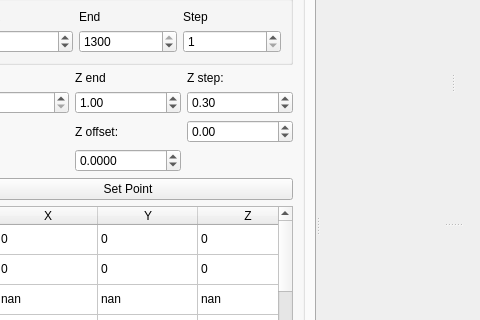
Before: the Qt Designer form microV.ui in xkronosua/microV, drawn with Qt 5; both pictures show x 93 to 573 and y 87 to 407 of the 688 by 627 pixel window.
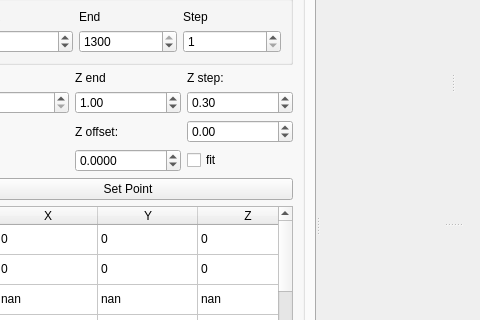
After: the same form once the commit is applied. The open tabs and pages were chosen to show the change.

Diff of the .ui file:
```diff
--- a/microV.ui
+++ b/microV.ui
@@ -2948,6 +2948,13 @@
                 </property>
                </widget>
               </item>
+              <item row="3" column="2">
+               <widget class="QCheckBox" name="n_meas_laser_spectra_Z_interface_fit">
+                <property name="text">
+                 <string>fit</string>
+                </property>
+               </widget>
+              </item>
              </layout>
             </item>
             <item row="0" column="0">
```
Left out of the diff: 2 changed lines with no effect on the pictures.
